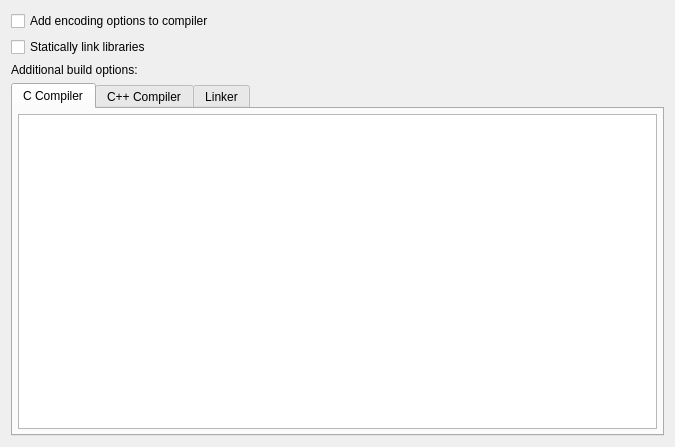
Qt form RedPandaIDE/settingsdialog/projectcompileparamaterswidget.ui (royqh1979/RedPanda-CPP) before a commit.
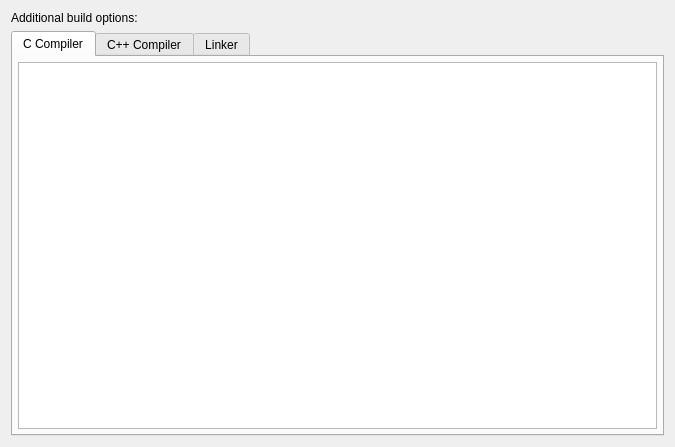
The same form after that commit.

Commit message: - fix: options not correctly set when change compiler set in the project settings  - change: reset compiler settings when change the project compiler set

```diff
--- a/RedPandaIDE/settingsdialog/projectcompileparamaterswidget.ui
+++ b/RedPandaIDE/settingsdialog/projectcompileparamaterswidget.ui
@@ -14,20 +14,6 @@
    <string>Form</string>
   </property>
   <layout class="QVBoxLayout" name="verticalLayout">
-   <item>
-    <widget class="QCheckBox" name="chkAddCharset">
-     <property name="text">
-      <string>Add encoding options to compiler</string>
-     </property>
-    </widget>
-   </item>
-   <item>
-    <widget class="QCheckBox" name="chkStaticLink">
-     <property name="text">
-      <string>Statically link libraries</string>
-     </property>
-    </widget>
-   </item>
    <item>
     <widget class="QLabel" name="label">
      <property name="text">
```
The commit also changes 12 other files.
